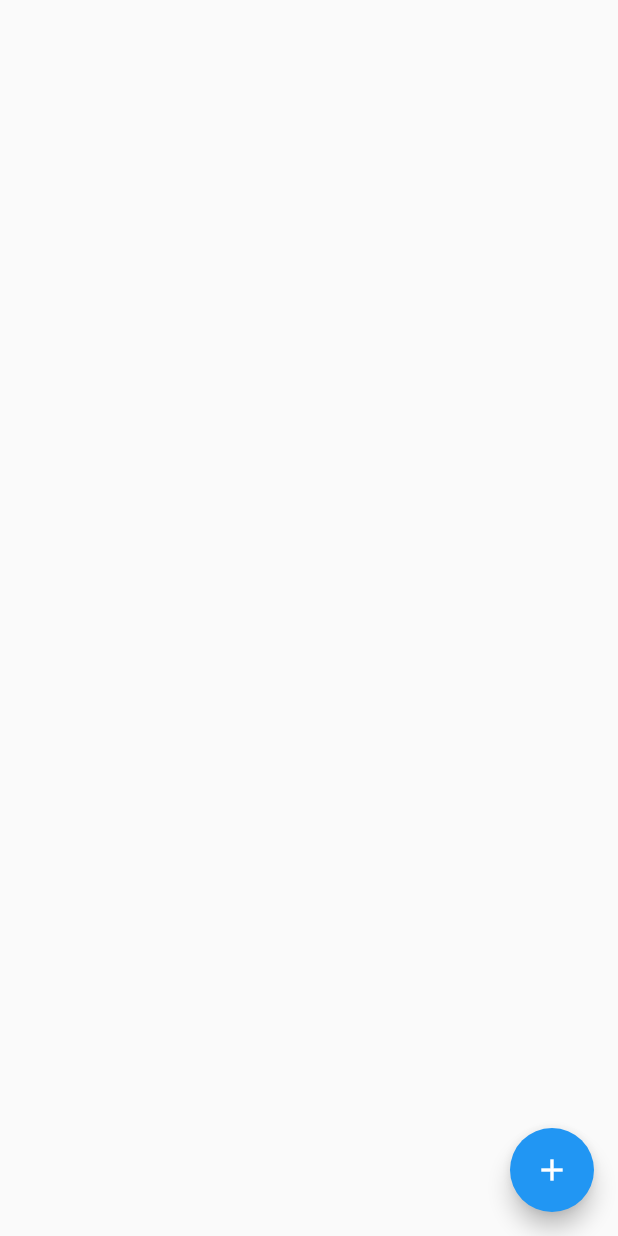
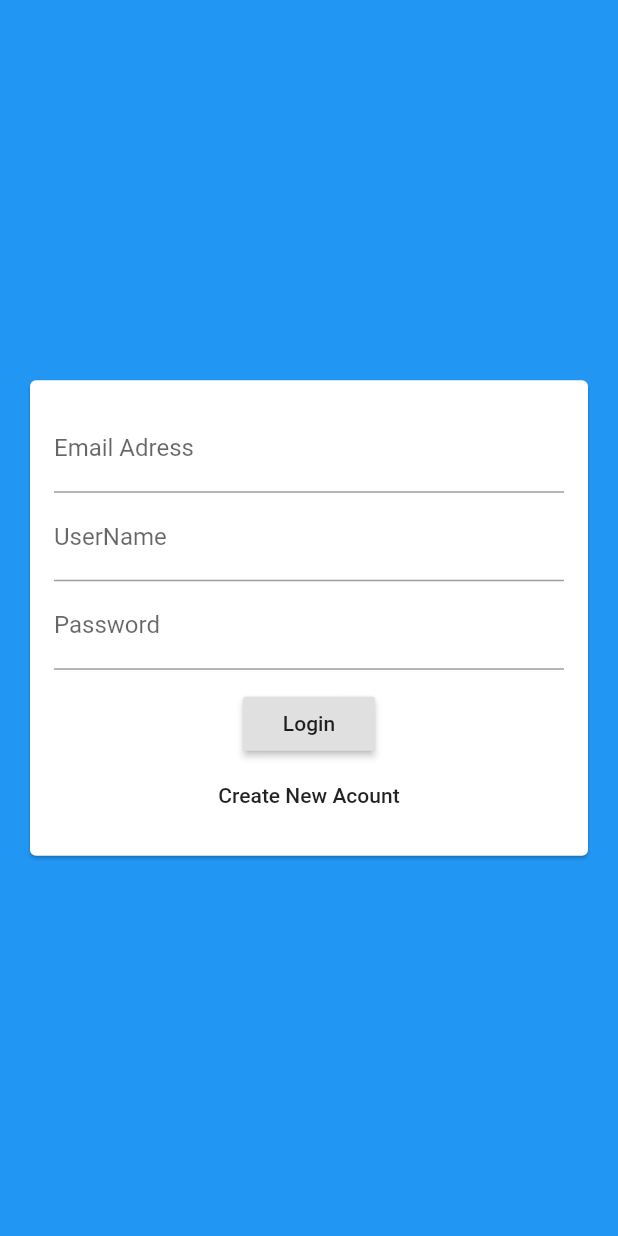
Before and after one commit to Philippe35507/max_chat_app, a Flutter app: the screen it shows after launch, on a phone screen of 412 x 824 dp. Run offline on Flutter 3.47's test engine with Material 2 defaults, Android fonts, the phone set to English and light mode, and no system bars; our stand-ins replace cloud_firestore; accounts and stored records are empty.

Commit message:
A Basic Authentication Screen

```diff
--- a/lib/main.dart
+++ b/lib/main.dart
@@ -1,6 +1,6 @@
 import 'package:flutter/material.dart';
 
-import './screens/chat_screen.dart';
+import './screens/auth_screen.dart';
 
 void main() {
   runApp(MyApp());
@@ -14,7 +14,7 @@ class MyApp extends StatelessWidget {
       theme: ThemeData(
         primarySwatch: Colors.blue,
       ),
-      home: ChatScreen(),
+      home: AuthScreen(),
     );
   }
 }
--- a/lib/screens/auth_screen.dart
+++ b/lib/screens/auth_screen.dart
@@ -0,0 +1,18 @@
+import 'package:flutter/material.dart';
+
+import '../widgets/auth/auth_form.dart';
+
+class AuthScreen extends StatefulWidget {
+  @override
+  _AuthScreenState createState() => _AuthScreenState();
+}
+
+class _AuthScreenState extends State<AuthScreen> {
+  @override
+  Widget build(BuildContext context) {
+    return Scaffold(
+      backgroundColor: Theme.of(context).primaryColor,
+      body: AuthForm(),
+    );
+  }
+}
--- /dev/null
+++ b/lib/widgets/auth/auth_form.dart
@@ -0,0 +1,49 @@
+import 'package:flutter/material.dart';
+
+class AuthForm extends StatefulWidget {
+  @override
+  _AuthFormState createState() => _AuthFormState();
+}
+
+class _AuthFormState extends State<AuthForm> {
+  @override
+  Widget build(BuildContext context) {
+    return Center(
+      child: Card(
+        margin: EdgeInsets.all(20),
+        child: SingleChildScrollView(
+          child: Padding(
+            padding: EdgeInsets.all(16),
+            child: Form(
+              child: Column(
+                mainAxisSize: MainAxisSize.min,
+                children: <Widget>[
+                  TextFormField(
+                    keyboardType: TextInputType.emailAddress,
+                    decoration: InputDecoration(labelText: 'Email Adress'),
+                  ),
+                  TextFormField(
+                    decoration: InputDecoration(labelText: 'UserName'),
+                  ),
+                  TextFormField(
+                    decoration: InputDecoration(labelText: 'Password'),
+                    obscureText: true,
+                  ),
+                  SizedBox(height: 12),
+                  RaisedButton(
+                    child: Text('Login'),
+                    onPressed: () {},
+                  ),
+                  FlatButton(
+                    child: Text('Create New Acount'),
+                    onPressed: () {},
+                  )
+                ],
+              ),
+            ),
+          ),
+        ),
+      ),
+    );
+  }
+}
```
